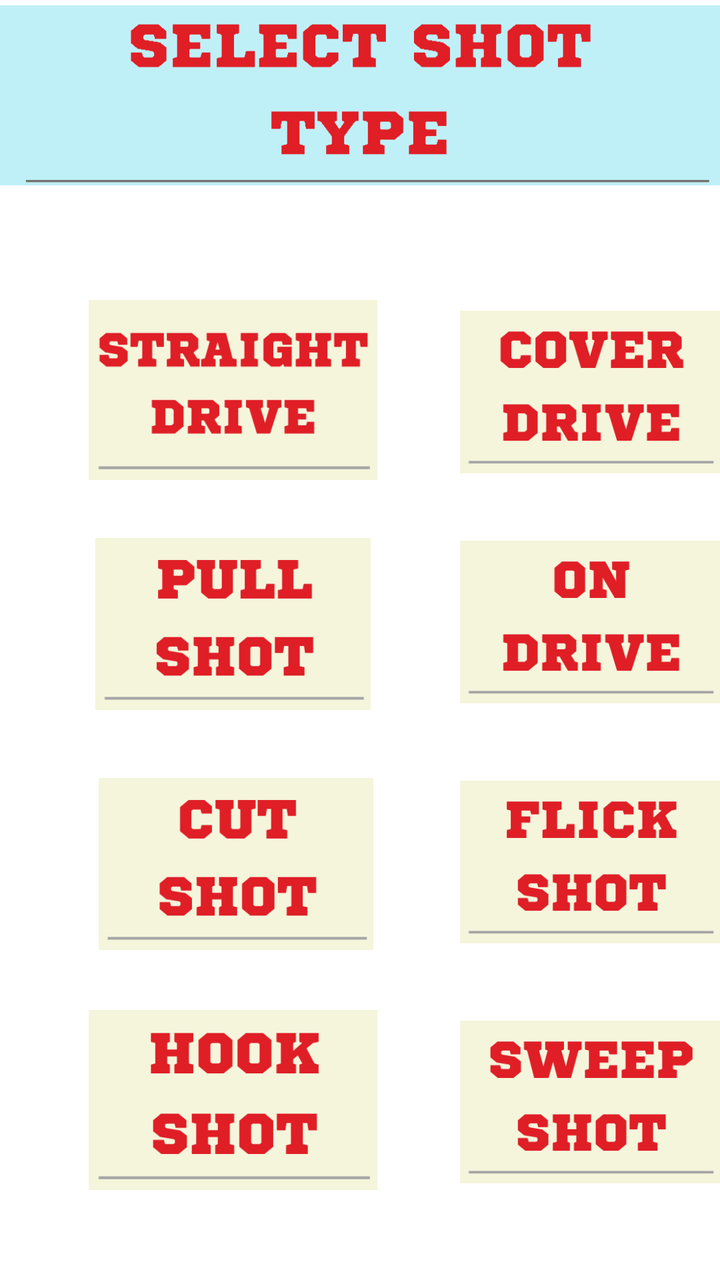
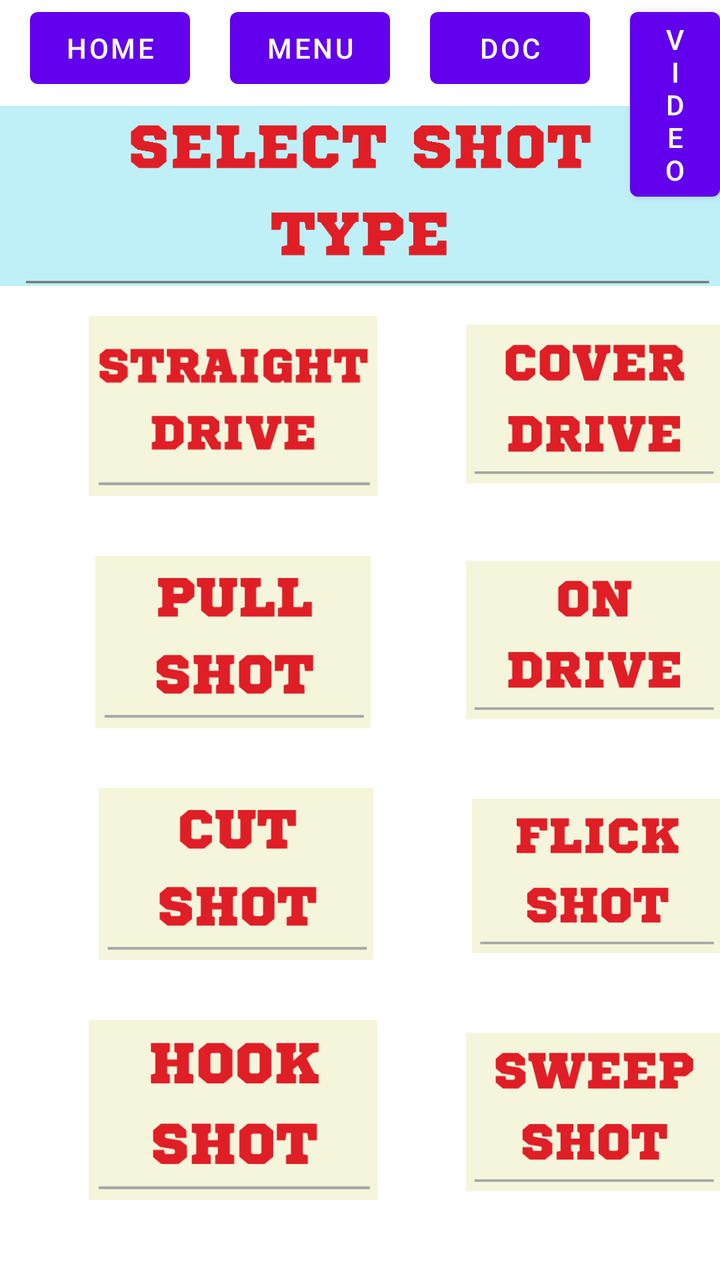

The first picture is an Android layout as it rendered before a commit; the second is the same layout after the commit. The layout source and the unified diff follow.
<!-- AndroidManifest.xml: application theme Theme.ShotSense -->
<!-- res/layout/activity_menu.xml -->
<?xml version="1.0" encoding="utf-8"?>
<RelativeLayout xmlns:android="http://schemas.android.com/apk/res/android"
    xmlns:app="http://schemas.android.com/apk/res-auto"
    xmlns:tools="http://schemas.android.com/tools"
    android:layout_width="match_parent"
    android:layout_height="match_parent"
    tools:context=".Menu" >


    <ImageView
        android:id="@+id/hook_shot"
        android:layout_width="173dp"
        android:layout_height="90dp"
        android:layout_alignParentBottom="true"
        android:layout_marginLeft="30dp"
        android:layout_marginBottom="45dp"
        android:src="@drawable/hookshot" />

    <ImageView
        android:id="@+id/top"
        android:layout_width="1200dp"
        android:layout_height="95dp"
        android:src="@drawable/selcetop" />

    <ImageView
        android:id="@+id/straight_drive"
        android:layout_width="173dp"
        android:layout_height="90dp"
        android:layout_alignParentBottom="true"
        android:layout_marginLeft="30dp"
        android:layout_marginBottom="400dp"
        android:src="@drawable/sdrive" />

    <ImageView
        android:id="@+id/cover_drive"
        android:layout_width="161dp"
        android:layout_height="88dp"
        android:layout_alignParentBottom="true"
        android:layout_marginLeft="230dp"
        android:layout_marginBottom="400dp"
        android:src="@drawable/coverdrive" />

    <ImageView
        android:id="@+id/on_drive"
        android:layout_width="161dp"
        android:layout_height="88dp"
        android:layout_alignParentBottom="true"
        android:layout_marginLeft="230dp"
        android:layout_marginBottom="285dp"
        android:src="@drawable/ondrive" />

    <ImageView
        android:id="@+id/flick_shot"
        android:layout_width="161dp"
        android:layout_height="88dp"
        android:layout_alignParentBottom="true"
        android:layout_marginLeft="230dp"
        android:layout_marginBottom="165dp"
        android:src="@drawable/flickshot" />

    <ImageView
        android:id="@+id/sweep_shot"
        android:layout_width="161dp"
        android:layout_height="88dp"
        android:layout_alignParentBottom="true"
        android:layout_marginLeft="230dp"
        android:layout_marginBottom="45dp"
        android:src="@drawable/sweepshot" />

    <ImageView
        android:id="@+id/pull_shot"
        android:layout_width="173dp"
        android:layout_height="86dp"
        android:layout_alignParentBottom="true"
        android:layout_marginLeft="30dp"
        android:layout_marginBottom="285dp"
        android:src="@drawable/pullshot" />

    <ImageView
        android:id="@+id/cut_shot"
        android:layout_width="176dp"
        android:layout_height="86dp"
        android:layout_alignParentBottom="true"
        android:layout_marginLeft="30dp"
        android:layout_marginBottom="165dp"
        android:src="@drawable/cutshot" />
</RelativeLayout>
<!-- resources referenced by this layout -->
<resources>
  <!-- drawable coverdrive: png bitmap (drawable, 9648 bytes) -->
  <!-- drawable cutshot: png bitmap (drawable, 7298 bytes) -->
  <!-- drawable flickshot: png bitmap (drawable, 8304 bytes) -->
  <!-- drawable hookshot: png bitmap (drawable, 8552 bytes) -->
  <!-- drawable ondrive: png bitmap (drawable, 7542 bytes) -->
  <!-- drawable pullshot: png bitmap (drawable, 7230 bytes) -->
  <!-- drawable sdrive: png bitmap (drawable, 10263 bytes) -->
  <!-- drawable selcetop: png bitmap (drawable, 8831 bytes) -->
  <!-- drawable sweepshot: png bitmap (drawable, 9857 bytes) -->
  <style name="Theme.ShotSense" parent="Theme.MaterialComponents.DayNight.DarkActionBar">
          
          <item name="colorPrimary">@color/purple_500</item>
          <item name="colorPrimaryVariant">@color/purple_700</item>
          <item name="colorOnPrimary">@color/white</item>
          
          <item name="colorSecondary">@color/teal_200</item>
          <item name="colorSecondaryVariant">@color/teal_700</item>
          <item name="colorOnSecondary">@color/black</item>
          
          <item name="android:statusBarColor" tools:targetApi="l">?attr/colorPrimaryVariant</item>
          
      </style>
  <color name="purple_500">#FF6200EE</color>
  <color name="purple_700">#FF3700B3</color>
  <color name="white">#FFFFFFFF</color>
  <color name="teal_200">#FF03DAC5</color>
  <color name="teal_700">#FF018786</color>
  <color name="black">#FF000000</color>
</resources>

<!-- the commit's change to res/layout/activity_menu.xml (unified diff, before → after) -->
@@ -7,81 +7,208 @@
     tools:context=".Menu" >
 
 
+    <Button
+        android:id="@+id/homee"
+        android:layout_width="80dp"
+        android:layout_height="wrap_content"
+        android:layout_marginLeft="15dp"
+        android:padding="5dp"
+        android:text="HOME"
+
+        />
+
+    <Button
+        android:id="@+id/menu"
+        android:layout_width="80dp"
+        android:layout_height="wrap_content"
+        android:layout_marginLeft="20dp"
+        android:layout_toRightOf="@+id/homee"
+        android:text="MENU"
+
+        />
+
+    <Button
+        android:id="@+id/docc"
+        android:layout_width="80dp"
+        android:layout_height="wrap_content"
+        android:layout_marginLeft="20dp"
+        android:layout_toRightOf="@+id/menu"
+        android:text="DOC"
+
+        />
+
+    <Button
+        android:id="@+id/videos"
+        android:layout_width="80dp"
+        android:layout_height="wrap_content"
+        android:layout_marginLeft="20dp"
+        android:layout_toRightOf="@+id/docc"
+        android:text="VIDEO"
+
+        />
+
+
     <ImageView
         android:id="@+id/hook_shot"
         android:layout_width="173dp"
         android:layout_height="90dp"
-        android:layout_alignParentBottom="true"
-        android:layout_marginLeft="30dp"
-        android:layout_marginBottom="45dp"
+        android:layout_below="@id/cut_shot"
+        android:layout_marginLeft="30dp"
+        android:layout_marginTop="30dp"
         android:src="@drawable/hookshot" />
 
     <ImageView
         android:id="@+id/top"
-        android:layout_width="1200dp"
-        android:layout_height="95dp"
+        android:layout_width="match_parent"
+        android:layout_height="100dp"
+        android:layout_below="@+id/homee"
+
         android:src="@drawable/selcetop" />
 
     <ImageView
         android:id="@+id/straight_drive"
         android:layout_width="173dp"
         android:layout_height="90dp"
-        android:layout_alignParentBottom="true"
-        android:layout_marginLeft="30dp"
-        android:layout_marginBottom="400dp"
+        android:layout_below="@id/top"
+        android:layout_marginLeft="30dp"
+        android:layout_marginTop="10dp"
         android:src="@drawable/sdrive" />
 
     <ImageView
         android:id="@+id/cover_drive"
         android:layout_width="161dp"
         android:layout_height="88dp"
-        android:layout_alignParentBottom="true"
-        android:layout_marginLeft="230dp"
-        android:layout_marginBottom="400dp"
+        android:layout_below="@id/top"
+        android:layout_marginLeft="30dp"
+        android:layout_marginTop="10dp"
+        android:layout_toRightOf="@+id/straight_drive"
         android:src="@drawable/coverdrive" />
 
     <ImageView
         android:id="@+id/on_drive"
         android:layout_width="161dp"
         android:layout_height="88dp"
-        android:layout_alignParentBottom="true"
-        android:layout_marginLeft="230dp"
-        android:layout_marginBottom="285dp"
+        android:layout_below="@id/cover_drive"
+        android:layout_marginLeft="30dp"
+        android:layout_marginTop="30dp"
+        android:layout_toRightOf="@+id/pull_shot"
         android:src="@drawable/ondrive" />
 
     <ImageView
         android:id="@+id/flick_shot"
         android:layout_width="161dp"
         android:layout_height="88dp"
-        android:layout_alignParentBottom="true"
-        android:layout_marginLeft="230dp"
-        android:layout_marginBottom="165dp"
+        android:layout_below="@id/on_drive"
+        android:layout_marginLeft="30dp"
+        android:layout_marginTop="30dp"
+        android:layout_toRightOf="@+id/cut_shot"
         android:src="@drawable/flickshot" />
 
     <ImageView
         android:id="@+id/sweep_shot"
         android:layout_width="161dp"
         android:layout_height="88dp"
-        android:layout_alignParentBottom="true"
-        android:layout_marginLeft="230dp"
-        android:layout_marginBottom="45dp"
+        android:layout_below="@id/flick_shot"
+        android:layout_marginLeft="30dp"
+        android:layout_marginTop="30dp"
+        android:layout_toRightOf="@+id/hook_shot"
         android:src="@drawable/sweepshot" />
 
     <ImageView
         android:id="@+id/pull_shot"
         android:layout_width="173dp"
         android:layout_height="86dp"
-        android:layout_alignParentBottom="true"
-        android:layout_marginLeft="30dp"
-        android:layout_marginBottom="285dp"
+        android:layout_below="@id/straight_drive"
+        android:layout_marginLeft="30dp"
+        android:layout_marginTop="30dp"
         android:src="@drawable/pullshot" />
 
     <ImageView
         android:id="@+id/cut_shot"
         android:layout_width="176dp"
         android:layout_height="86dp"
-        android:layout_alignParentBottom="true"
-        android:layout_marginLeft="30dp"
-        android:layout_marginBottom="165dp"
+        android:layout_below="@id/pull_shot"
+        android:layout_marginLeft="30dp"
+        android:layout_marginTop="30dp"
         android:src="@drawable/cutshot" />
+
+
+    <Button
+        android:id="@+id/straight_drive_bt"
+        android:layout_width="173dp"
+        android:layout_height="90dp"
+        android:layout_below="@id/top"
+        android:layout_marginLeft="30dp"
+        android:layout_marginTop="10dp"
+        android:background="#00FFFFFF"/>
+
+    <Button
+        android:id="@+id/cover_drive_bt"
+        android:layout_width="161dp"
+        android:layout_height="88dp"
+        android:layout_below="@id/top"
+        android:layout_marginLeft="30dp"
+        android:layout_marginTop="10dp"
+        android:layout_toRightOf="@+id/straight_drive"
+        android:background="#00FFFFFF"/>
+
+    <Button
+        android:id="@+id/pull_shot_bt"
+        android:layout_width="173dp"
+        android:layout_height="86dp"
+        android:layout_below="@id/straight_drive"
+        android:layout_marginLeft="30dp"
+        android:layout_marginTop="30dp"
+        android:background="#00FFFFFF"/>
+
+    <Button
+        android:id="@+id/on_drive_bt"
+        android:layout_width="161dp"
+        android:layout_height="88dp"
+        android:layout_below="@id/cover_drive"
+        android:layout_marginLeft="30dp"
+        android:layout_marginTop="30dp"
+        android:layout_toRightOf="@+id/pull_shot"
+        android:background="#00FFFFFF"/>
+
+
+    <Button
+        android:id="@+id/cut_shot_bt"
+        android:layout_width="176dp"
+        android:layout_height="86dp"
+        android:layout_below="@id/pull_shot"
+        android:layout_marginLeft="30dp"
+        android:layout_marginTop="30dp"
+        android:background="#00FFFFFF"/>
+
+    <Button
+        android:id="@+id/flick_shot_bt"
+        android:layout_width="161dp"
+        android:layout_height="88dp"
+        android:layout_below="@id/on_drive"
+        android:layout_marginLeft="30dp"
+        android:layout_marginTop="30dp"
+        android:layout_toRightOf="@+id/cut_shot"
+        android:background="#00FFFFFF"/>
+
+    <Button
+        android:id="@+id/hook_shot_bt"
+        android:layout_width="173dp"
+        android:layout_height="90dp"
+        android:layout_below="@id/cut_shot"
+        android:layout_marginLeft="30dp"
+        android:layout_marginTop="30dp"
+        android:background="#00FFFFFF"/>
+
+
+    <Button
+        android:id="@+id/sweep_shot_bt"
+        android:layout_width="161dp"
+        android:layout_height="88dp"
+        android:layout_below="@id/flick_shot"
+        android:layout_marginLeft="30dp"
+        android:layout_marginTop="30dp"
+        android:layout_toRightOf="@+id/hook_shot"
+        android:background="#00FFFFFF"/>
+
 </RelativeLayout>
